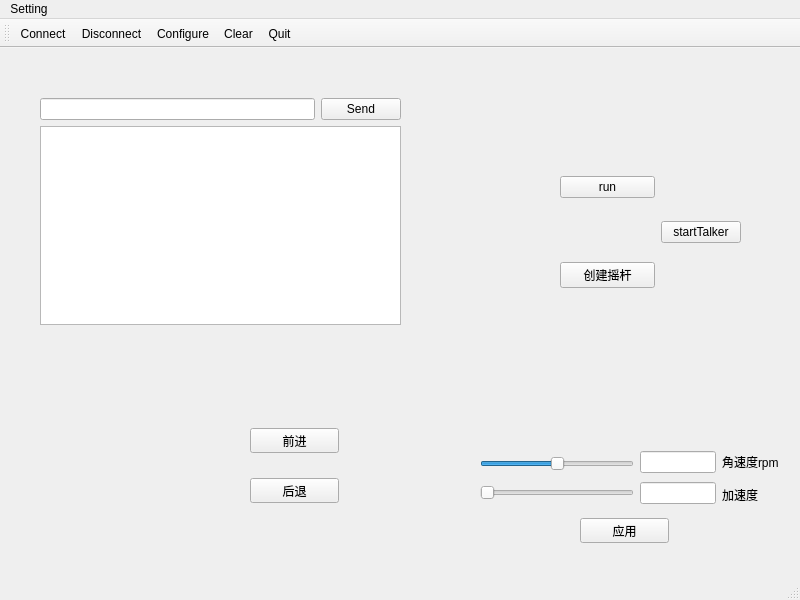
Old version of the form ros/catkin_ws/src/qt_app/ui/mainwindow.ui in the repository djl806943371/graduate_project.
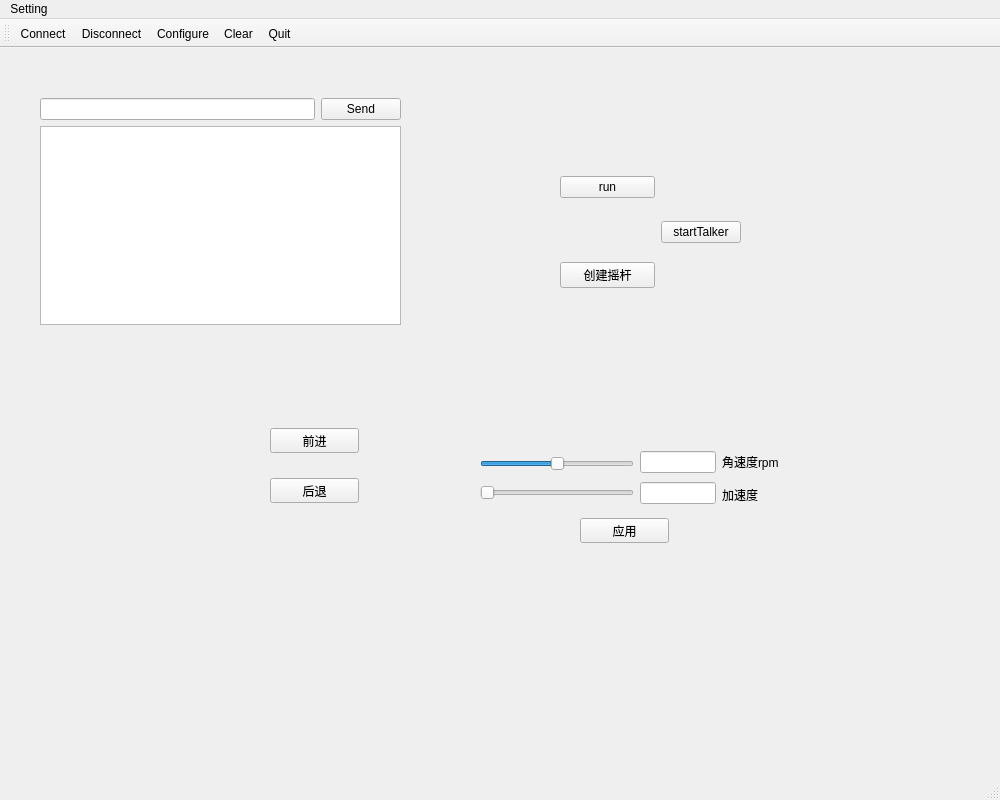
New version of the form. Icons and pictures are not drawn. Custom widgets are drawn as their Qt base class.

What changed in the file:
```diff
--- a/ros/catkin_ws/src/qt_app/ui/mainwindow.ui
+++ b/ros/catkin_ws/src/qt_app/ui/mainwindow.ui
@@ -6,8 +6,8 @@
    <rect>
     <x>0</x>
     <y>0</y>
-    <width>800</width>
-    <height>600</height>
+    <width>1000</width>
+    <height>800</height>
    </rect>
   </property>
   <property name="windowTitle">
@@ -92,17 +92,17 @@
    <widget class="CustomButton" name="rocker">
     <property name="geometry">
      <rect>
-      <x>40</x>
+      <x>20</x>
       <y>320</y>
-      <width>201</width>
-      <height>191</height>
+      <width>250</width>
+      <height>250</height>
      </rect>
     </property>
    </widget>
    <widget class="QPushButton" name="goFront">
     <property name="geometry">
      <rect>
-      <x>250</x>
+      <x>270</x>
       <y>380</y>
       <width>89</width>
       <height>25</height>
@@ -127,7 +127,7 @@
    <widget class="QPushButton" name="goBack">
     <property name="geometry">
      <rect>
-      <x>250</x>
+      <x>270</x>
       <y>430</y>
       <width>89</width>
       <height>25</height>
@@ -143,7 +143,7 @@
      <number>300</number>
     </property>
    </widget>
-   <widget class="QWidget" name="layoutWidget">
+   <widget class="QWidget" name="layoutWidget1">
     <property name="geometry">
      <rect>
       <x>40</x>
@@ -192,7 +192,7 @@
      <string>应用</string>
     </property>
    </widget>
-   <widget class="QWidget" name="">
+   <widget class="QWidget" name="layoutWidget2">
     <property name="geometry">
      <rect>
       <x>480</x>
@@ -282,7 +282,7 @@
     <rect>
      <x>0</x>
      <y>0</y>
-     <width>800</width>
+     <width>1000</width>
      <height>22</height>
     </rect>
    </property>
```
Left out of the diff: 9 changed lines with no effect on the pictures.
